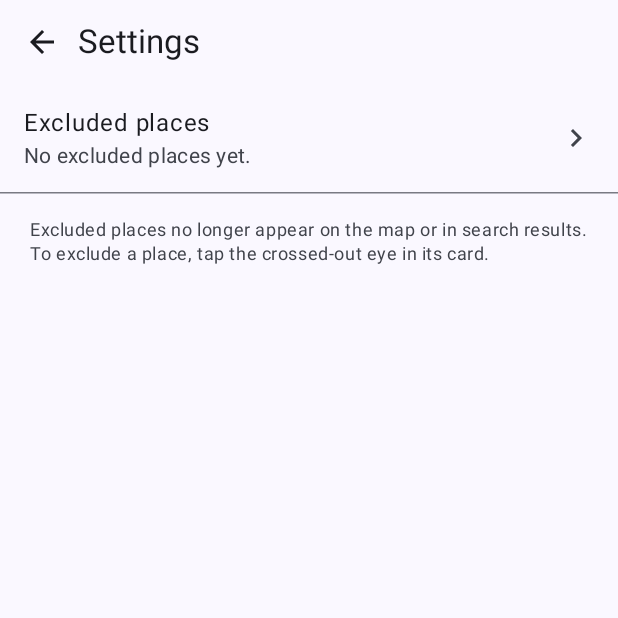
After one commit to vankos/CommonsNeedsPhoto, an Android app built with Jetpack Compose: the composable SettingsScreen called with empty values, on a phone screen of 412 x 824 dp, the top half of it. The commit adds this screen. Run offline under Robolectric (Android 15) with nearby library versions, the phone set to English and light mode, and no system bars; libraries missing offline, so code that uses them is left out: org.osmdroid.events, org.osmdroid.tileprovider, org.osmdroid.util, org.osmdroid.views; network calls fail; 2 statements that could not run were skipped.

Commit message:
Add settings page with excluded places

```diff
--- a/app/src/main/java/com/example/commonsneedsphoto/CommonsNeedsPhotoApp.kt
+++ b/app/src/main/java/com/example/commonsneedsphoto/CommonsNeedsPhotoApp.kt
@@ -8,6 +8,7 @@ import com.example.commonsneedsphoto.data.network.Network
 import com.example.commonsneedsphoto.data.network.WikidataApi
 import com.example.commonsneedsphoto.data.network.WikidataNearbyRepository
 import com.example.commonsneedsphoto.data.photo.PhotoProcessor
+import com.example.commonsneedsphoto.data.store.IgnoredPlacesStore
 import com.example.commonsneedsphoto.data.store.NearbyPlacesStore
 import com.example.commonsneedsphoto.data.upload.ChunkedUploader
 import com.example.commonsneedsphoto.data.upload.UploadNotifications
@@ -21,6 +22,7 @@ class AppContainer(application: Application) {
     val wikidataApi = WikidataApi(session)
     val nearbyRepository = WikidataNearbyRepository()
     val nearbyPlacesStore = NearbyPlacesStore(application)
+    val ignoredPlacesStore = IgnoredPlacesStore(application)
     val locationProvider = LocationProvider(application)
     val uploadResumeStore = UploadResumeStore(application)
     val chunkedUploader = ChunkedUploader(commonsApi, uploadResumeStore)
--- /dev/null
+++ b/app/src/main/java/com/example/commonsneedsphoto/ui/SettingsScreen.kt
@@ -0,0 +1,207 @@
+package com.example.commonsneedsphoto.ui
+
+import androidx.compose.foundation.clickable
+import androidx.compose.foundation.layout.Box
+import androidx.compose.foundation.layout.Column
+import androidx.compose.foundation.layout.Row
+import androidx.compose.foundation.layout.fillMaxSize
+import androidx.compose.foundation.layout.fillMaxWidth
+import androidx.compose.foundation.layout.padding
+import androidx.compose.foundation.layout.systemBarsPadding
+import androidx.compose.foundation.lazy.LazyColumn
+import androidx.compose.foundation.lazy.items
+import androidx.compose.material.icons.Icons
+import androidx.compose.material.icons.automirrored.filled.ArrowBack
+import androidx.compose.material.icons.automirrored.filled.KeyboardArrowRight
+import androidx.compose.material.icons.filled.Close
+import androidx.compose.material3.HorizontalDivider
+import androidx.compose.material3.Icon
+import androidx.compose.material3.IconButton
+import androidx.compose.material3.ListItem
+import androidx.compose.material3.MaterialTheme
+import androidx.compose.material3.Surface
+import androidx.compose.material3.Text
+import androidx.compose.runtime.Composable
+import androidx.compose.runtime.getValue
+import androidx.compose.runtime.mutableStateOf
+import androidx.compose.runtime.saveable.rememberSaveable
+import androidx.compose.runtime.setValue
+import androidx.compose.ui.Alignment
+import androidx.compose.ui.Modifier
+import androidx.compose.ui.res.pluralStringResource
+import androidx.compose.ui.res.stringResource
+import androidx.compose.ui.text.style.TextAlign
+import androidx.compose.ui.unit.dp
+import androidx.compose.ui.window.Dialog
+import androidx.compose.ui.window.DialogProperties
+import com.example.commonsneedsphoto.R
+import com.example.commonsneedsphoto.data.store.IgnoredPlace
+
+/**
+ * The settings page, opened from the gear in the map top bar. Its only setting is
+ * the list of excluded places; opening it shows every excluded point with a cross
+ * that puts the point back on the map.
+ */
+@Composable
+fun SettingsScreen(
+    ignoredPlaces: List<IgnoredPlace>,
+    onRestore: (String) -> Unit,
+    onDismiss: () -> Unit,
+) {
+    var showIgnored by rememberSaveable { mutableStateOf(false) }
+
+    Dialog(
+        onDismissRequest = {
+            // Back from the excluded list returns to settings instead of closing both.
+            if (showIgnored) {
+                showIgnored = false
+            } else {
+                onDismiss()
+            }
+        },
+        properties = DialogProperties(
+            usePlatformDefaultWidth = false,
+            decorFitsSystemWindows = false,
+        ),
+    ) {
+        Surface(
+            modifier = Modifier.fillMaxSize(),
+            color = MaterialTheme.colorScheme.surface,
+        ) {
+            Column(
+                modifier = Modifier
+                    .fillMaxSize()
+                    .systemBarsPadding(),
+            ) {
+                SettingsHeader(
+                    title = stringResource(
+                        if (showIgnored) R.string.settings_ignored_places else R.string.settings,
+                    ),
+                    onBack = if (showIgnored) {
+                        { showIgnored = false }
+                    } else {
+                        onDismiss
+                    },
+                )
+                if (showIgnored) {
+                    IgnoredPlacesContent(
+                        places = ignoredPlaces,
+                        onRestore = onRestore,
+                        modifier = Modifier.weight(1f),
+                    )
+                } else {
+                    SettingsContent(
+                        ignoredPlaces = ignoredPlaces,
+                        onOpenIgnored = { showIgnored = true },
+                        modifier = Modifier.weight(1f),
+                    )
+                }
+            }
+        }
+    }
+}
+
+@Composable
+private fun SettingsHeader(title: String, onBack: () -> Unit) {
+    Row(
+        modifier = Modifier
+            .fillMaxWidth()
+            .padding(horizontal = 4.dp, vertical = 4.dp),
+        verticalAlignment = Alignment.CenterVertically,
+    ) {
+        IconButton(onClick = onBack) {
+            Icon(
+                Icons.AutoMirrored.Filled.ArrowBack,
+                contentDescription = stringResource(R.string.back),
+            )
+        }
+        Text(
+            text = title,
+            style = MaterialTheme.typography.titleLarge,
+            modifier = Modifier.weight(1f),
+        )
+    }
+}
+
+@Composable
+private fun SettingsContent(
+    ignoredPlaces: List<IgnoredPlace>,
+    onOpenIgnored: () -> Unit,
+    modifier: Modifier = Modifier,
+) {
+    Column(modifier = modifier.fillMaxWidth()) {
+        ListItem(
+            modifier = Modifier
+                .fillMaxWidth()
+                .clickable(onClick = onOpenIgnored),
+            headlineContent = { Text(stringResource(R.string.settings_ignored_places)) },
+            supportingContent = {
+                Text(
+                    if (ignoredPlaces.isEmpty()) {
+                        stringResource(R.string.settings_ignored_empty)
+                    } else {
+                        pluralStringResource(
+                            R.plurals.settings_ignored_count,
+                            ignoredPlaces.size,
+                            ignoredPlaces.size,
+                        )
+                    },
+                )
+            },
+            trailingContent = {
+                Icon(
+                    Icons.AutoMirrored.Filled.KeyboardArrowRight,
+                    contentDescription = null,
+                )
+            },
+        )
+        HorizontalDivider()
+        Text(
+            text = stringResource(R.string.settings_ignored_hint),
+            style = MaterialTheme.typography.bodySmall,
+            color = MaterialTheme.colorScheme.onSurfaceVariant,
+            modifier = Modifier.padding(horizontal = 20.dp, vertical = 16.dp),
+        )
+    }
+}
+
+@Composable
+private fun IgnoredPlacesContent(
+    places: List<IgnoredPlace>,
+    onRestore: (String) -> Unit,
+    modifier: Modifier = Modifier,
+) {
+    if (places.isEmpty()) {
+        Box(
+            modifier = modifier
+                .fillMaxWidth()
+                .padding(24.dp),
+            contentAlignment = Alignment.Center,
+        ) {
+            Text(
+                text = stringResource(R.string.settings_ignored_empty),
+                style = MaterialTheme.typography.bodyMedium,
+                color = MaterialTheme.colorScheme.onSurfaceVariant,
+                textAlign = TextAlign.Center,
+            )
+        }
+        return
+    }
+    LazyColumn(modifier = modifier.fillMaxWidth()) {
+        items(places, key = { it.qid }) { place ->
+            ListItem(
+                headlineContent = { Text(place.label) },
+                supportingContent = { Text(place.qid) },
+                trailingContent = {
+                    IconButton(onClick = { onRestore(place.qid) }) {
+                        Icon(
+                            Icons.Filled.Close,
+                            contentDescription = stringResource(R.string.settings_restore_place),
+                        )
+                    }
+                },
+            )
+            HorizontalDivider()
+        }
+    }
+}
--- a/app/src/main/res/values/strings.xml
+++ b/app/src/main/res/values/strings.xml
@@ -28,6 +28,8 @@
     <string name="place_distance">%1$s away</string>
     <string name="place_open_wikidata">Wikidata item</string>
     <string name="place_instance_of">Instance of: %1$s</string>
+    <string name="ignore_place">Exclude this place</string>
+    <string name="place_ignored">%1$s will no longer appear on the map.</string>
 
     <string name="upload_title">Upload a photo</string>
     <string name="upload_photo_hint">Take a photo of this place or choose one from your gallery.</string>
@@ -99,6 +101,17 @@
     <string name="login_session_expired">Your Commons session has expired. Log in again.</string>
     <string name="privacy_note">This app is an unofficial MVP and is not affiliated with Wikimedia Commons.</string>
 
+    <string name="settings">Settings</string>
+    <string name="back">Back</string>
+    <string name="settings_ignored_places">Excluded places</string>
+    <string name="settings_ignored_empty">No excluded places yet.</string>
+    <plurals name="settings_ignored_count">
+        <item quantity="one">%1$d excluded place</item>
+        <item quantity="other">%1$d excluded places</item>
+    </plurals>
+    <string name="settings_ignored_hint">Excluded places no longer appear on the map or in search results. To exclude a place, tap the crossed-out eye in its card.</string>
+    <string name="settings_restore_place">Show this place on the map again</string>
+
     <string name="camera_error">Could not start the camera: %1$s</string>
     <string name="photo_error">Could not read the photo: %1$s</string>
 
```
Also changed, not shown: app/src/main/java/com/example/commonsneedsphoto/data/store/IgnoredPlacesStore.kt (added, +73 -0 lines), app/src/main/java/com/example/commonsneedsphoto/ui/MainViewModel.kt (+64 -7 lines), app/src/main/java/com/example/commonsneedsphoto/ui/MapScreen.kt (+16 -0 lines), app/src/main/java/com/example/commonsneedsphoto/ui/UploadSheet.kt (+9 -0 lines), app/src/main/res/drawable/ic_ignore.xml (added, +10 -0 lines), 3 other files.
